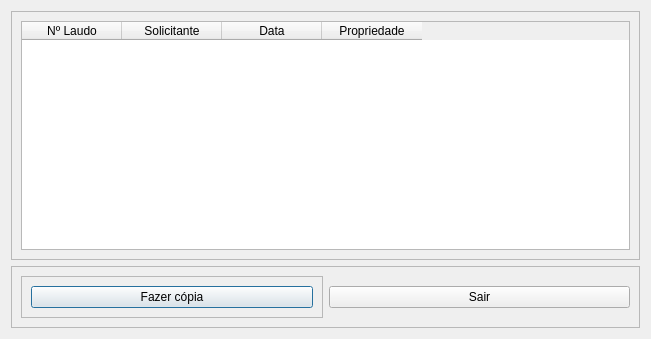
The window that interface/qt_files/get_report.ui (Marsango/GAIA) describes before a commit, drawn with Qt 5.
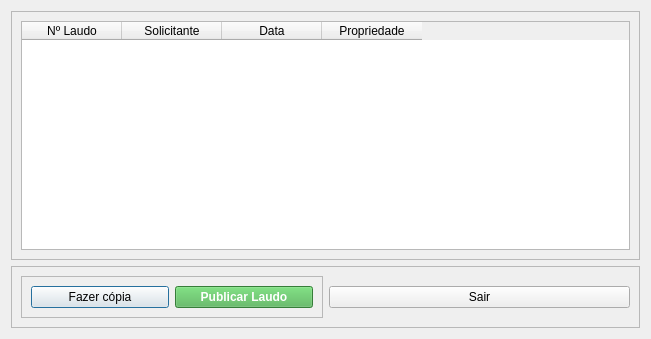
The same window after the commit.

```diff
--- a/interface/qt_files/get_report.ui
+++ b/interface/qt_files/get_report.ui
@@ -75,6 +75,16 @@
            </property>
           </widget>
          </item>
+         <item>
+          <widget class="QPushButton" name="publish_button">
+           <property name="text">
+            <string>Publicar Laudo</string>
+           </property>
+           <property name="styleSheet">
+            <string notr="true">background-color: #4CAF50; color: white; font-weight: bold;</string>
+           </property>
+          </widget>
+         </item>
         </layout>
        </widget>
       </item>
```
